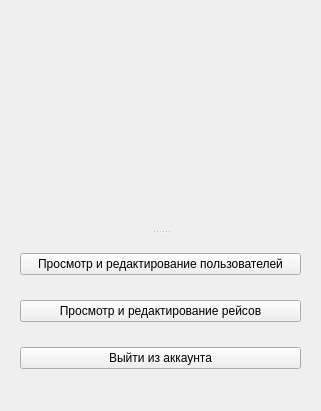
The window that data/etc/AdminProfile.ui (Substance-live/Train_application) describes before a commit, drawn with Qt 5.
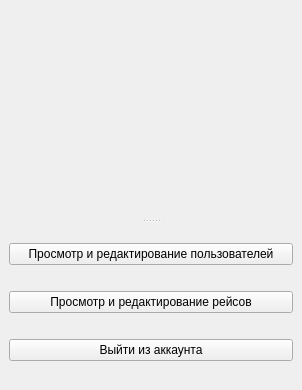
The same window after the commit. Icons and pictures are not drawn.

The edit to the form file:
```diff
--- a/data/etc/AdminProfile.ui
+++ b/data/etc/AdminProfile.ui
@@ -6,23 +6,23 @@
    <rect>
     <x>0</x>
     <y>0</y>
-    <width>321</width>
-    <height>411</height>
+    <width>302</width>
+    <height>390</height>
    </rect>
   </property>
   <property name="windowTitle">
    <string>AdminProfile</string>
   </property>
   <widget class="QWidget" name="centralwidget">
+   <property name="sizePolicy">
+    <sizepolicy hsizetype="Minimum" vsizetype="Fixed">
+     <horstretch>0</horstretch>
+     <verstretch>0</verstretch>
+    </sizepolicy>
+   </property>
+   <layout class="QGridLayout" name="gridLayout">
+    <item row="0" column="0">
    <widget class="QSplitter" name="splitter">
-    <property name="geometry">
-     <rect>
-      <x>20</x>
-      <y>20</y>
-      <width>281</width>
-      <height>371</height>
-     </rect>
-    </property>
     <property name="orientation">
      <enum>Qt::Orientation::Vertical</enum>
     </property>
@@ -125,6 +125,8 @@
      </layout>
     </widget>
    </widget>
+    </item>
+   </layout>
   </widget>
  </widget>
  <resources>
```
Lines whose indentation alone changed are shown as unchanged.
